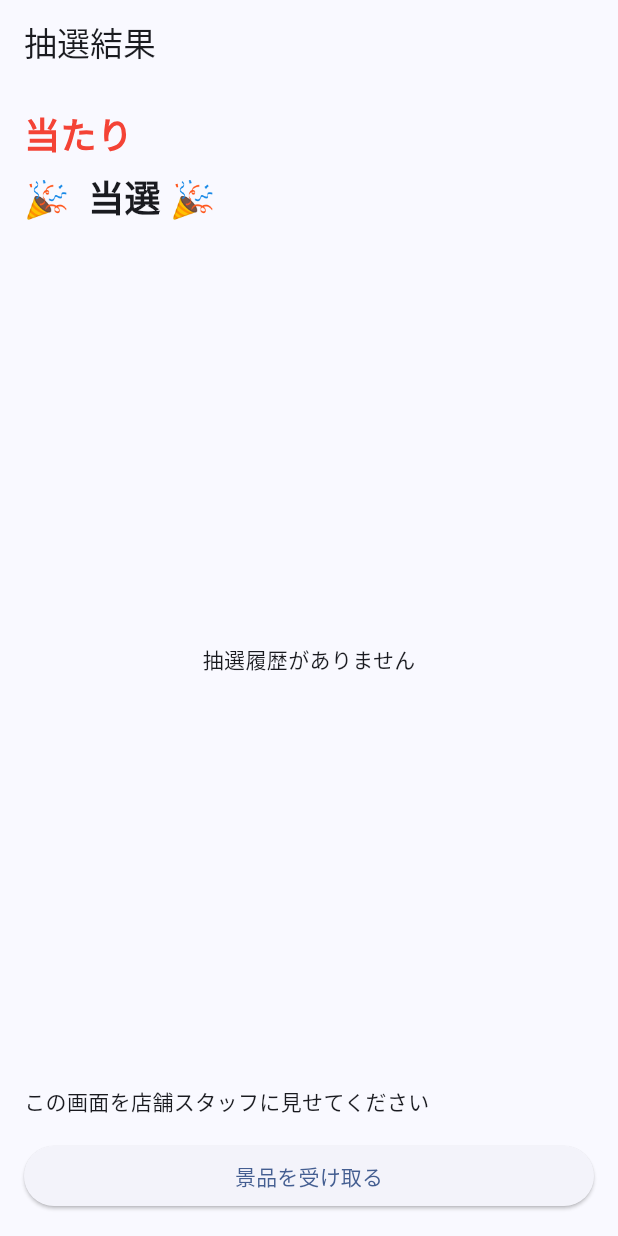
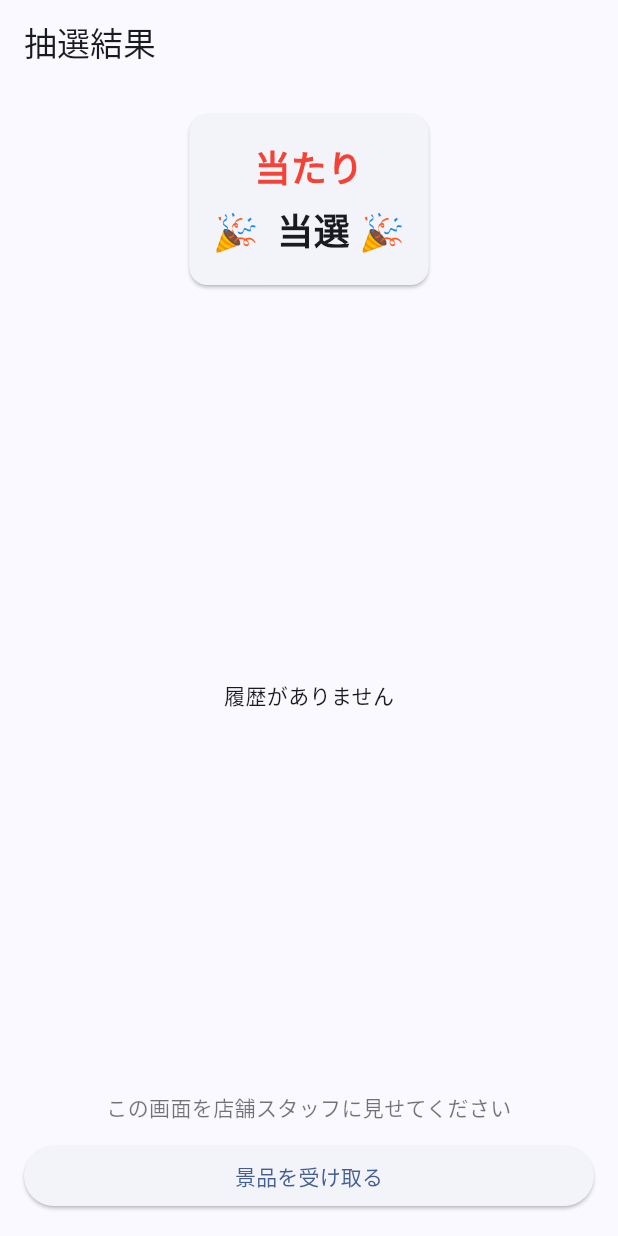
Before and after one commit to Yuji-ctrl/lotteryAppMobile, a Flutter app: the ResultPage screen opened directly with empty values, on a phone screen of 412 x 824 dp. Run offline on Flutter 3.47's test engine with Material 3 defaults, Android fonts, the phone set to English and light mode, and no system bars; our stand-ins replace flutter_map, geolocator, latlong2; missing offline and left inert: openapi; statements that could not run were skipped.

Commit message:
resultpageのレイアウト変更

```diff
--- a/lottery_app/lib/screens/result_page.dart
+++ b/lottery_app/lib/screens/result_page.dart
@@ -1,5 +1,6 @@
 import 'package:flutter/material.dart';
-import 'package:openapi/api.dart' show ApiException, LotteryResult, LotteryResultDetail;
+import 'package:openapi/api.dart'
+    show ApiException, LotteryResult, LotteryResultDetail;
 
 import '../services/api_service.dart';
 import 'exchange_page.dart';
@@ -47,41 +48,61 @@ class _ResultPageState extends State<ResultPage> {
       body: Padding(
         padding: const EdgeInsets.all(16),
         child: Column(
-          crossAxisAlignment: CrossAxisAlignment.start,
+          crossAxisAlignment: CrossAxisAlignment.stretch,
           children: [
+            _buildWinningHeader(),
+            const SizedBox(height: 16),
+            Expanded(child: _buildHistoryAndDetail()),
+            const SizedBox(height: 12),
             const Text(
-              '当たり',
-              style: TextStyle(
-                fontSize: 24,
-                color: Colors.red,
-                fontWeight: FontWeight.bold,
-              ),
-            ),
-            const SizedBox(height: 8),
-            Text(
-              '🎉 ${widget.resultName} 当選 🎉',
-              style: const TextStyle(fontSize: 24, fontWeight: FontWeight.bold),
-            ),
-            const SizedBox(height: 16),
-            Expanded(
-              child: _buildHistoryAndDetail(),
+              'この画面を店舗スタッフに見せてください',
+              textAlign: TextAlign.center,
+              style: TextStyle(color: Colors.black54),
             ),
             const SizedBox(height: 12),
-            const Text('この画面を店舗スタッフに見せてください'),
-            const SizedBox(height: 16),
             SizedBox(
               width: double.infinity,
               child: ElevatedButton(
                 onPressed: () => Navigator.push(
                   context,
-                  MaterialPageRoute(
-                    builder: (context) => const ExchangePage(),
-                  ),
+                  MaterialPageRoute(builder: (context) => const ExchangePage()),
                 ),
                 child: const Text('景品を受け取る'),
               ),
             ),
           ],
+        ),
+      ),
+    );
+  }
+
+  Widget _buildWinningHeader() {
+    return Center(
+      child: Card(
+        child: Padding(
+          padding: const EdgeInsets.symmetric(vertical: 18, horizontal: 16),
+          child: Column(
+            children: [
+              const Text(
+                '当たり',
+                textAlign: TextAlign.center,
+                style: TextStyle(
+                  fontSize: 24,
+                  color: Colors.red,
+                  fontWeight: FontWeight.bold,
+                ),
+              ),
+              const SizedBox(height: 8),
+              Text(
+                '🎉 ${widget.resultName} 当選 🎉',
+                textAlign: TextAlign.center,
+                style: const TextStyle(
+                  fontSize: 24,
+                  fontWeight: FontWeight.bold,
+                ),
+              ),
+            ],
+          ),
         ),
       ),
     );
@@ -99,25 +120,22 @@ class _ResultPageState extends State<ResultPage> {
           children: [
             Text(_historyError!),
             const SizedBox(height: 12),
-            ElevatedButton(
-              onPressed: _loadHistory,
-              child: const Text('再試行'),
-            ),
+            ElevatedButton(onPressed: _loadHistory, child: const Text('再試行')),
           ],
         ),
       );
     }
 
     if (_history.isEmpty) {
-      return const Center(child: Text('抽選履歴がありません'));
+      return const Center(child: Text('履歴がありません'));
     }
 
     return Column(
       crossAxisAlignment: CrossAxisAlignment.start,
       children: [
         const Text(
-          '抽選履歴',
-          style: TextStyle(fontSize: 18, fontWeight: FontWeight.bold),
+          '履歴から詳細を確認できます',
+          style: TextStyle(fontSize: 14, color: Colors.black54),
         ),
         const SizedBox(height: 8),
         Expanded(
@@ -269,7 +287,9 @@ class _ResultPageState extends State<ResultPage> {
     });
 
     try {
-      final detail = await _apiService.fetchLotteryResultDetail(resultId: resultId);
+      final detail = await _apiService.fetchLotteryResultDetail(
+        resultId: resultId,
+      );
       if (!mounted) return;
       setState(() {
         _selectedDetail = detail;
```
